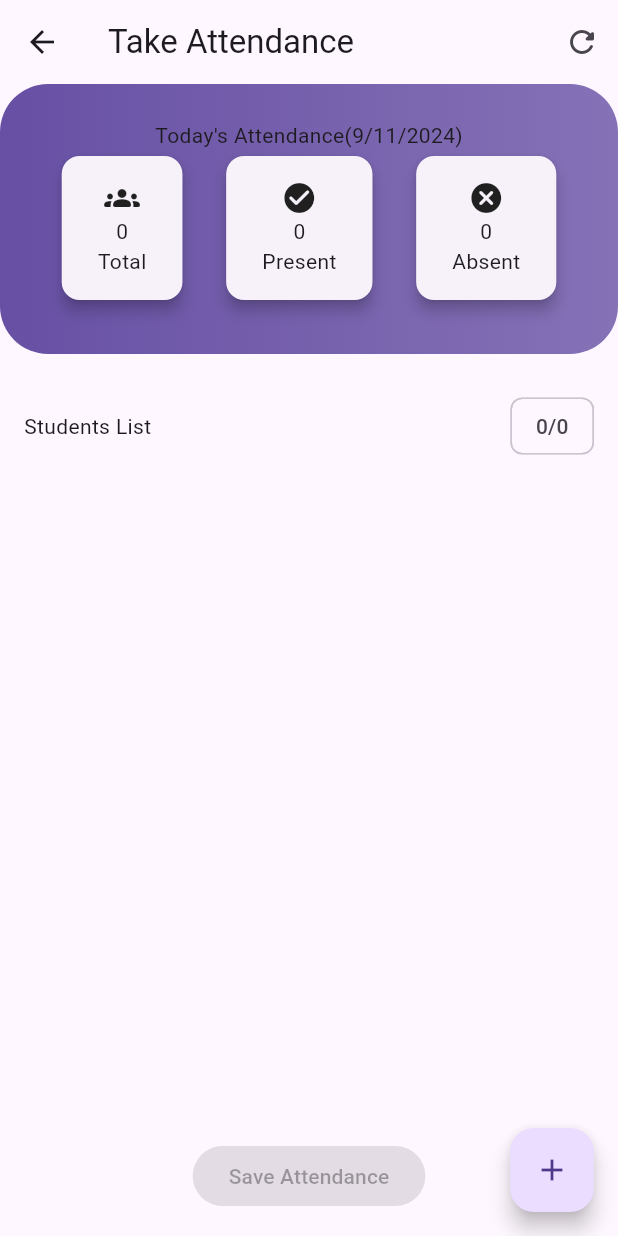
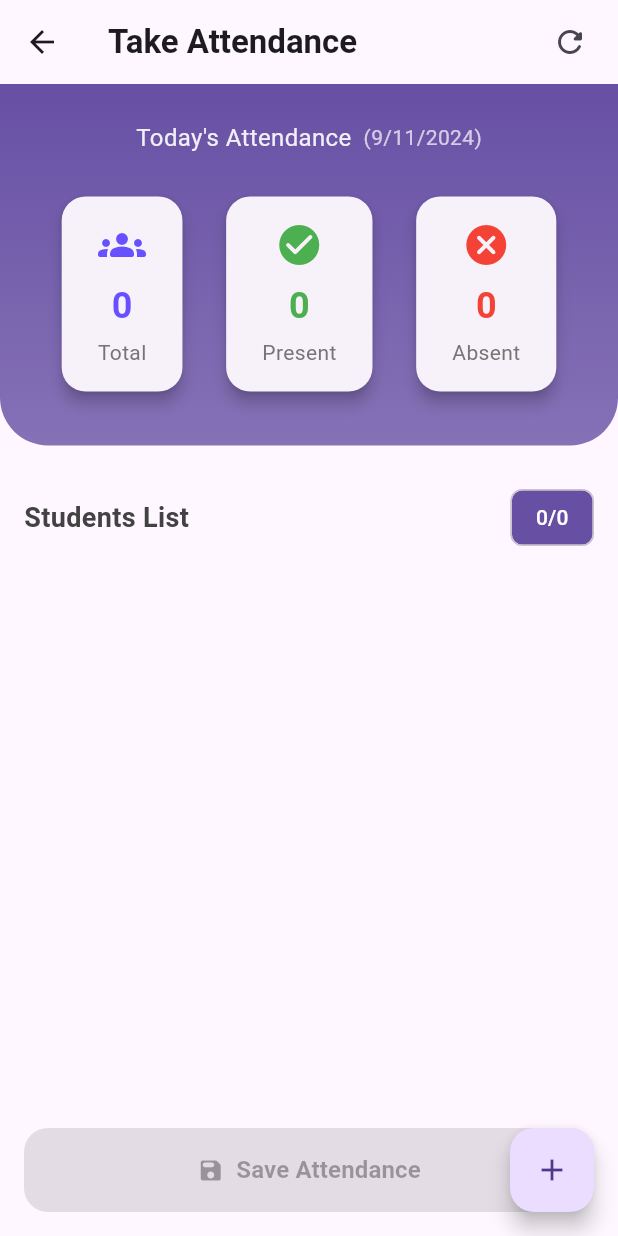
Before and after one commit to ShubhamDevPro/Smart_RollCall_Flutter, a Flutter app: the AttendanceScreen screen opened directly with empty values, on a phone screen of 412 x 824 dp. Run offline on Flutter 3.47's test engine with Material 3 defaults, Android fonts, the light colour scheme and no system bars; our stand-ins replace cloud_firestore, firebase_core; accounts and stored records are empty.

Commit message:
small fixes

```diff
--- a/lib/screens/AttendanceScreen.dart
+++ b/lib/screens/AttendanceScreen.dart
@@ -3,7 +3,6 @@ import 'package:smart_roll_call_flutter/models/student.dart';
 import 'package:smart_roll_call_flutter/services/firestore_service.dart';
 import 'package:smart_roll_call_flutter/widgets/AddStudentModal.dart';
 
-/// Screen widget for managing daily attendance
 class AttendanceScreen extends StatefulWidget {
   final String batchId;
 
@@ -16,12 +15,10 @@ class AttendanceScreen extends StatefulWidget {
 class _AttendanceScreenState extends State<AttendanceScreen> {
   final FirestoreService _firestoreService = FirestoreService();
   List<Student> students = [];
-  int presentCount = 0;
 
   @override
   void initState() {
     super.initState();
-    // Listen to real-time updates of student data from Firestore
     _firestoreService.getStudents(widget.batchId).listen((snapshot) {
       setState(() {
         students = snapshot.docs.map((doc) => Student.fromFirestore(doc)).toList();
@@ -29,35 +26,31 @@ class _AttendanceScreenState extends State<AttendanceScreen> {
     });
   }
 
-  /// Saves attendance status for all students to Firestore
   void _saveAttendance() {
     for (var student in students) {
-      _firestoreService.updateStudentAttendance(
-        widget.batchId,
-        student.enrollNumber,
-        student.isPresent
-      );
+      _firestoreService.updateStudentAttendance(widget.batchId, student.enrollNumber, student.isPresent);
     }
-    // Show success message
     ScaffoldMessenger.of(context).showSnackBar(
-      const SnackBar(content: Text('Attendance saved successfully!')),
+      const SnackBar(
+        content: Text('Attendance saved successfully!'),
+        behavior: SnackBarBehavior.floating,
+      ),
     );
   }
 
-  /// Returns formatted current date string (DD/MM/YYYY)
+  int presentCount = 0;
+
   String _getCurrentDate() {
     final now = DateTime.now();
     return '${now.day}/${now.month}/${now.year}';
   }
 
-  /// Updates the count of present students when attendance is modified
   void _updateAttendance(bool isChecked) {
     setState(() {
       presentCount = students.where((student) => student.isPresent).length;
     });
   }
 
-  /// Resets attendance status for all students to absent
   void _clearSelection() {
     setState(() {
       for (var student in students) {
@@ -73,68 +66,107 @@ class _AttendanceScreenState extends State<AttendanceScreen> {
 
     return Scaffold(
       appBar: AppBar(
-        title: const Text('Take Attendance'),
+        title: const Text('Take Attendance', style: TextStyle(fontWeight: FontWeight.w600)),
+        elevation: 0,
         actions: [
-          // Reset button to clear all attendance
           IconButton(
             onPressed: _clearSelection,
             icon: const Icon(Icons.refresh_rounded),
             tooltip: 'Reset Attendance',
           ),
+          const SizedBox(width: 8),
         ],
       ),
       body: Column(
         children: [
-          // Header section with attendance statistics
           Container(
             padding: const EdgeInsets.fromLTRB(16, 24, 16, 32),
             decoration: BoxDecoration(
               gradient: LinearGradient(
-                colors: [
-                  Theme.of(context).primaryColor,
-                  Theme.of(context).primaryColor.withOpacity(0.8)
-                ],
+                colors: [Theme.of(context).primaryColor, Theme.of(context).primaryColor.withOpacity(0.8)],
+                begin: Alignment.topCenter,
+                end: Alignment.bottomCenter,
               ),
-              borderRadius: BorderRadius.circular(32),
+              borderRadius: const BorderRadius.only(
+                bottomLeft: Radius.circular(32),
+                bottomRight: Radius.circular(32),
+              ),
             ),
             child: Column(
               children: [
-                // Date display
                 Row(
                   mainAxisAlignment: MainAxisAlignment.center,
                   children: [
-                    Text('Today\'s Attendance'),
-                    Text('(${_getCurrentDate()})'),
+                    Text(
+                      'Today\'s Attendance',
+                      style: TextStyle(
+                        color: Colors.white.withOpacity(0.9),
+                        fontSize: 16,
+                      ),
+                    ),
+                    const SizedBox(width: 8),
+                    Text(
+                      '(${_getCurrentDate()})',
+                      style: TextStyle(
+                        color: Colors.white.withOpacity(0.7),
+                        fontSize: 14,
+                      ),
+                    ),
                   ],
                 ),
-                // Statistics cards
+                const SizedBox(height: 24),
                 Row(
                   mainAxisAlignment: MainAxisAlignment.spaceEvenly,
                   children: [
-                    _buildStatCard('Total', '${students.length}', Icons.groups_rounded),
-                    _buildStatCard('Present', '$presentCount', Icons.check_circle_rounded),
-                    _buildStatCard('Absent', '$absentCount', Icons.cancel_rounded),
+                    _buildStatCard(
+                      'Total',
+                      '${students.length}',
+                      Icons.groups_rounded,
+                      Theme.of(context).primaryColor.withBlue(255),
+                    ),
+                    _buildStatCard(
+                      'Present',
+                      '$presentCount',
+                      Icons.check_circle_rounded,
+                      Colors.green,
+                    ),
+                    _buildStatCard(
+                      'Absent',
+                      '$absentCount',
+                      Icons.cancel_rounded,
+                      Colors.red,
+                    ),
                   ],
                 ),
               ],
             ),
           ),
-
-          // Students list header with count
           Padding(
             padding: const EdgeInsets.fromLTRB(16, 24, 16, 8),
             child: Row(
               mainAxisAlignment: MainAxisAlignment.spaceBetween,
               children: [
-                Text('Students List'),
-                Chip(label: Text('${presentCount}/${students.length}')),
+                Text(
+                  'Students List',
+                  style: TextStyle(
+                    fontSize: 18,
+                    fontWeight: FontWeight.w600,
+                    color: Colors.grey[800],
+                  ),
+                ),
+                Chip(
+                  label: Text(
+                    '${presentCount}/${students.length}',
+                    style: const TextStyle(color: Colors.white),
+                  ),
+                  backgroundColor: Theme.of(context).primaryColor,
+                ),
               ],
             ),
           ),
-
-          // Scrollable list of student cards
           Expanded(
             child: ListView.builder(
+              padding: const EdgeInsets.all(16),
               itemCount: students.length,
               itemBuilder: (context, index) {
                 return StudentCard(
@@ -144,24 +176,41 @@ class _AttendanceScreenState extends State<AttendanceScreen> {
               },
             ),
           ),
-
-          // Save attendance button
           SafeArea(
             child: Padding(
               padding: const EdgeInsets.all(16.0),
               child: ElevatedButton(
                 onPressed: presentCount > 0 ? _saveAttendance : null,
-                child: const Text('Save Attendance'),
+                style: ElevatedButton.styleFrom(
+                  minimumSize: const Size.fromHeight(56),
+                  shape: RoundedRectangleBorder(
+                    borderRadius: BorderRadius.circular(16),
+                  ),
+                ),
+                child:const Row(
+                  mainAxisAlignment: MainAxisAlignment.center,
+                  children: const [
+                    Icon(Icons.save_rounded),
+                    SizedBox(width: 8),
+                    Text(
+                      'Save Attendance',
+                      style: TextStyle(fontSize: 16, fontWeight: FontWeight.bold),
+                    ),
+                  ],
+                ),
               ),
             ),
           ),
         ],
       ),
-      // FAB to add new students
       floatingActionButton: FloatingActionButton(
         onPressed: () {
           showModalBottomSheet(
             context: context,
+            isScrollControlled: true,
+            shape: const RoundedRectangleBorder(
+              borderRadius: BorderRadius.vertical(top: Radius.circular(20)),
+            ),
             builder: (context) => AddStudentModal(batchId: widget.batchId),
           );
         },
@@ -170,17 +219,38 @@ class _AttendanceScreenState extends State<AttendanceScreen> {
     );
   }
 
-  /// Builds a statistics card with title, value, and icon
-  Widget _buildStatCard(String title, String value, IconData icon) {
+  Widget _buildStatCard(String title, String value, IconData icon, Color color) {
     return Card(
       elevation: 4,
+      shape: RoundedRectangleBorder(
+        borderRadius: BorderRadius.circular(16),
+      ),
       child: Container(
         padding: const EdgeInsets.symmetric(horizontal: 24, vertical: 16),
         child: Column(
           children: [
-            Icon(icon),
-            Text(value),
-            Text(title),
+            Icon(
+              icon,
+              size: 32,
+              color: color,
+            ),
+            const SizedBox(height: 8),
+            Text(
+              value,
+              style: TextStyle(
+                fontSize: 24,
+                fontWeight: FontWeight.bold,
+                color: color,
+              ),
+            ),
+            const SizedBox(height: 4),
+            Text(
+              title,
+              style: TextStyle(
+                fontSize: 14,
+                color: Colors.grey[600],
+              ),
+            ),
           ],
         ),
       ),
@@ -188,7 +258,6 @@ class _AttendanceScreenState extends State<AttendanceScreen> {
   }
 }
 
-/// Widget for displaying individual student attendance cards
 class StudentCard extends StatefulWidget {
   final Student student;
   final ValueChanged<bool> onChanged;
@@ -203,16 +272,38 @@ class _StudentCardState extends State<StudentCard> {
   @override
   Widget build(BuildContext context) {
     return Card(
+      elevation: 2,
+      margin: const EdgeInsets.symmetric(vertical: 6.0),
+      shape: RoundedRectangleBorder(
+        borderRadius: BorderRadius.circular(12),
+      ),
       child: ListTile(
-        // Student avatar with first letter of name
+        contentPadding: const EdgeInsets.symmetric(horizontal: 16, vertical: 8),
         leading: CircleAvatar(
-          child: Text(widget.student.name[0]),
+          backgroundColor: widget.student.isPresent
+              ? Colors.green.withOpacity(0.1)
+              : Colors.grey.withOpacity(0.1),
+          child: Text(
+            widget.student.name[0],
+            style: TextStyle(
+              color: widget.student.isPresent ? Colors.green : Colors.grey[700],
+              fontWeight: FontWeight.bold,
             ),
-        title: Text(widget.student.name),
+          ),
+        ),
+        title: Text(
+          widget.student.name,
+          style: const TextStyle(fontWeight: FontWeight.w500),
+        ),
         subtitle: Text('Enrollment No: ${widget.student.enrollNumber}'),
-        // Attendance checkbox
-        trailing: Checkbox(
+        trailing: Transform.scale(
+          scale: 1.2,
+          child: Checkbox(
             value: widget.student.isPresent,
+            activeColor: Colors.green,
+            shape: RoundedRectangleBorder(
+              borderRadius: BorderRadius.circular(4),
+            ),
             onChanged: (bool? value) {
               setState(() {
                 widget.student.isPresent = value ?? false;
@@ -221,6 +312,7 @@ class _StudentCardState extends State<StudentCard> {
             },
           ),
         ),
+      ),
     );
   }
 }
```
Also changed, not shown: lib/screens/CourseModal.dart (+12 -2 lines), lib/screens/homescreen.dart (+4 -4 lines). Lines whose indentation alone changed are shown as unchanged.
